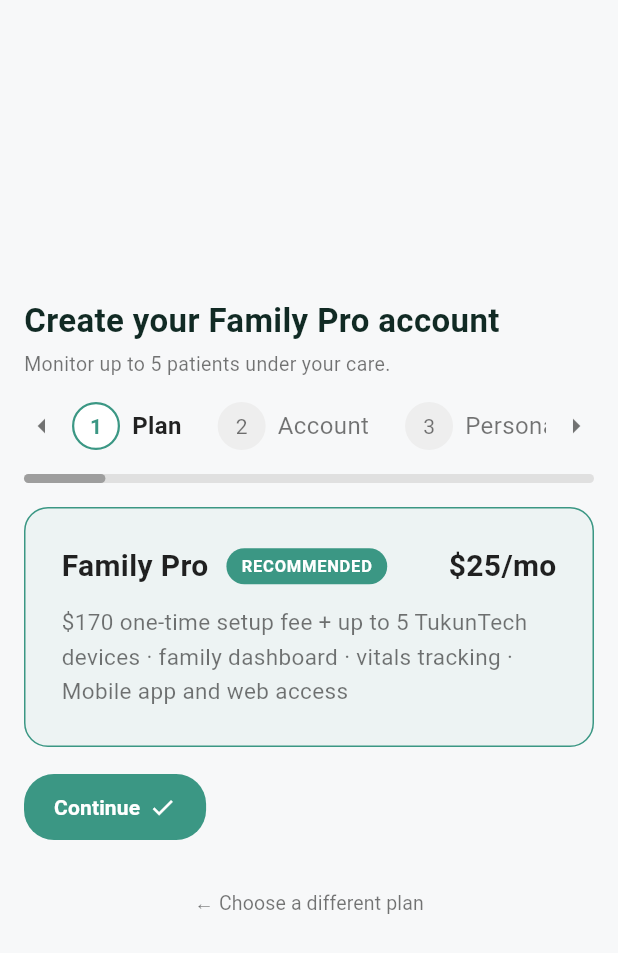
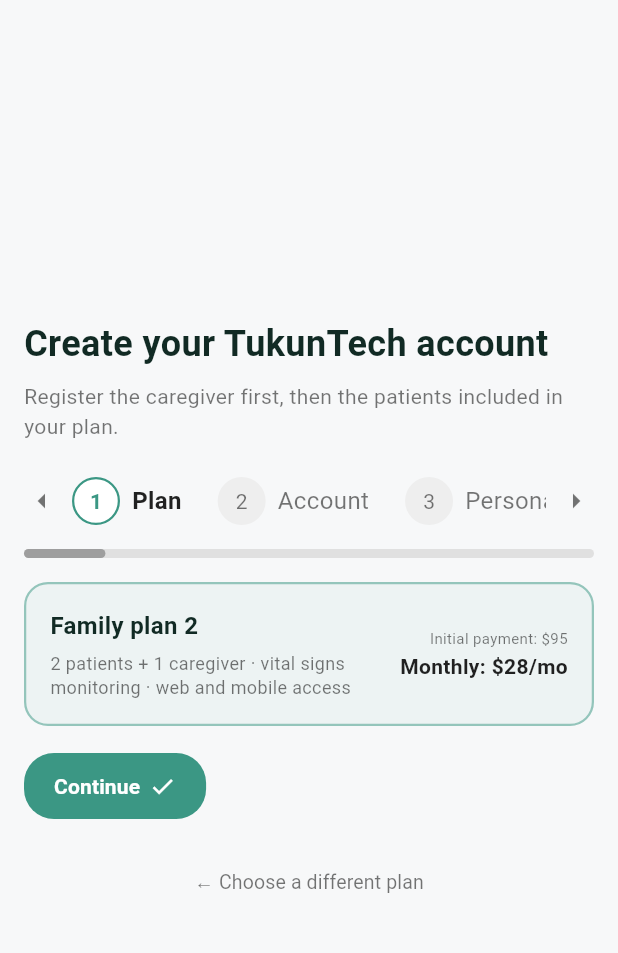
Before and after one commit to Tukuntech2025/mobileAppEmergentes, a Flutter app: the PlanSelectionPage screen opened directly, after a tap on "Individual plan", after a tap on "← Choose a different plan", after a tap on "Family plan 2", on a phone screen of 412 x 824 dp. Shown: the top 953 px of the screen. Run offline on Flutter 3.47's test engine with Material 3 defaults, Android fonts, the phone set to English and light mode, and no system bars; missing offline and left inert: dart_jsonwebtoken; network calls fail.

Commit message:
fix: arreglar pasos de planes

```diff
--- a/tukuntech/lib/features/auth/presentation/pages/caregiver_create_account_page.dart
+++ b/tukuntech/lib/features/auth/presentation/pages/caregiver_create_account_page.dart
@@ -13,7 +13,20 @@
 import 'package:dart_jsonwebtoken/dart_jsonwebtoken.dart';
 
 class CaregiverCreateAccountPage extends StatefulWidget {
-  const CaregiverCreateAccountPage({super.key});
+  final String planTitle;
+  final String planSubtitle;
+  final String initialPayment;
+  final String monthlyPayment;
+  final bool isRecommended;
+
+  const CaregiverCreateAccountPage({
+    super.key,
+    this.planTitle = 'Family plan 2',
+    this.planSubtitle = '2 patients + 1 caregiver · vital signs monitoring · web and mobile access',
+    this.initialPayment = '\$95',
+    this.monthlyPayment = '\$28/mo',
+    this.isRecommended = false,
+  });
 
   @override
   State<CaregiverCreateAccountPage> createState() => _CaregiverCreateAccountPageState();
@@ -224,22 +237,22 @@
                 crossAxisAlignment: CrossAxisAlignment.stretch,
                 children: [
                   const Text(
-                    'Create your Family Pro account',
+                    'Create your TukunTech account',
                     style: TextStyle(
-                      fontSize: 22,
+                      fontSize: 24,
                       fontWeight: FontWeight.bold,
                       color: Color(0xFF112A24),
                     ),
                   ),
-                  const SizedBox(height: 4),
+                  const SizedBox(height: 8),
                   const Text(
-                    'Monitor up to 5 patients under your care.',
+                    'Register the caregiver first, then the patients included in your plan.',
                     style: TextStyle(
-                      fontSize: 13,
+                      fontSize: 14,
                       color: Colors.black54,
                     ),
                   ),
-                  const SizedBox(height: 16),
+                  const SizedBox(height: 24),
 
                   // Steps Indicator with Arrows and Progress Bar
                   _buildStepper(primaryColor),
@@ -426,35 +439,35 @@
 
   Widget _buildPlanCard(Color primaryColor) {
     return Container(
-      padding: const EdgeInsets.all(24),
+      padding: const EdgeInsets.all(16),
       decoration: BoxDecoration(
         color: primaryColor.withOpacity(0.05),
-        border: Border.all(color: primaryColor),
+        border: Border.all(color: primaryColor.withOpacity(0.5), width: 1.5),
         borderRadius: BorderRadius.circular(16),
       ),
+      child: Row(
+        crossAxisAlignment: CrossAxisAlignment.center,
+        children: [
+          Expanded(
             child: Column(
               crossAxisAlignment: CrossAxisAlignment.start,
+              mainAxisSize: MainAxisSize.min,
               children: [
                 Row(
-            mainAxisAlignment: MainAxisAlignment.spaceBetween,
-            crossAxisAlignment: CrossAxisAlignment.start,
+                  mainAxisSize: MainAxisSize.min,
                   children: [
-              Expanded(
-                child: Wrap(
-                  spacing: 12,
-                  runSpacing: 8,
-                  crossAxisAlignment: WrapCrossAlignment.center,
-                  children: [
-                    const Text(
-                      'Family Pro',
-                      style: TextStyle(
-                        fontSize: 20,
+                    Text(
+                      widget.planTitle,
+                      style: const TextStyle(
+                        fontSize: 16,
                         fontWeight: FontWeight.bold,
-                        color: Colors.black87,
+                        color: Color(0xFF112A24),
                       ),
                     ),
+                    if (widget.isRecommended) ...[
+                      const SizedBox(width: 8),
                       Container(
-                      padding: const EdgeInsets.symmetric(horizontal: 10, vertical: 4),
+                        padding: const EdgeInsets.symmetric(horizontal: 8, vertical: 2),
                         decoration: BoxDecoration(
                           color: primaryColor,
                           borderRadius: BorderRadius.circular(12),
@@ -463,35 +476,50 @@
                           'RECOMMENDED',
                           style: TextStyle(
                             color: Colors.white,
-                          fontSize: 11,
+                            fontSize: 9,
                             fontWeight: FontWeight.bold,
                             letterSpacing: 0.5,
                           ),
                         ),
                       ),
                     ],
+                  ],
+                ),
+                const SizedBox(height: 6),
+                Text(
+                  widget.planSubtitle,
+                  style: const TextStyle(
+                    fontSize: 12,
+                    color: Colors.black54,
+                    height: 1.3,
                   ),
                 ),
-              const SizedBox(width: 8),
-              const Text(
-                '\$25/mo',
-                style: TextStyle(
-                  fontSize: 20,
+              ],
+            ),
+          ),
+          const SizedBox(width: 16),
+          Column(
+            crossAxisAlignment: CrossAxisAlignment.end,
+            mainAxisSize: MainAxisSize.min,
+            children: [
+              Text(
+                'Initial payment: ${widget.initialPayment}',
+                style: const TextStyle(
+                  fontSize: 10,
+                  color: Colors.black54,
+                ),
+              ),
+              const SizedBox(height: 2),
+              Text(
+                'Monthly: ${widget.monthlyPayment}',
+                style: const TextStyle(
+                  fontSize: 14,
                   fontWeight: FontWeight.bold,
                   color: Colors.black87,
                 ),
               ),
             ],
           ),
-          const SizedBox(height: 12),
-          const Text(
-            '\$170 one-time setup fee + up to 5 TukunTech devices · family dashboard · vitals tracking · Mobile app and web access',
-            style: TextStyle(
-              fontSize: 15,
-              color: Colors.black54,
-              height: 1.5,
-            ),
-          ),
         ],
       ),
     );
--- a/tukuntech/lib/features/auth/presentation/pages/caregiver_login_page.dart
+++ b/tukuntech/lib/features/auth/presentation/pages/caregiver_login_page.dart
@@ -1,5 +1,5 @@
 import 'package:flutter/material.dart';
-import 'package:tukuntech/features/auth/presentation/pages/caregiver_create_account_page.dart';
+import 'package:tukuntech/features/auth/presentation/pages/plan_selection_page.dart';
 import 'package:tukuntech/core/auth_store.dart';
 import 'package:tukuntech/features/caregiver/presentation/pages/caregiver_dashboard_page.dart';
 import 'dart:convert';
@@ -331,7 +331,7 @@
                         onPressed: () {
                           Navigator.push(
                             context,
-                            MaterialPageRoute(builder: (context) => const CaregiverCreateAccountPage()),
+                            MaterialPageRoute(builder: (context) => const PlanSelectionPage()),
                           );
                         },
                         style: TextButton.styleFrom(
--- a/tukuntech/lib/features/auth/presentation/pages/patient_create_account_page.dart
+++ b/tukuntech/lib/features/auth/presentation/pages/patient_create_account_page.dart
@@ -12,7 +12,20 @@
 import 'package:http/http.dart' as http;
 
 class PatientCreateAccountPage extends StatefulWidget {
-  const PatientCreateAccountPage({super.key});
+  final String planTitle;
+  final String planSubtitle;
+  final String initialPayment;
+  final String monthlyPayment;
+  final bool isRecommended;
+
+  const PatientCreateAccountPage({
+    super.key,
+    this.planTitle = 'Individual plan',
+    this.planSubtitle = '1 patient + 1 caregiver · vital signs monitoring · web and mobile access',
+    this.initialPayment = '\$50',
+    this.monthlyPayment = '\$15/mo',
+    this.isRecommended = false,
+  });
 
   @override
   State<PatientCreateAccountPage> createState() => _PatientCreateAccountPageState();
@@ -24,8 +37,6 @@
   List<String> get _stepNames => const [
     'Plan', 'Account', 'Personal', 'Address', 'Delivery', 'Payment', 'Done'
   ];
-
-  int _selectedPlanIndex = 0; // 0 for Personal, 1 for Personal Plus
 
   final _emailController = TextEditingController();
   final _passwordController = TextEditingController();
@@ -203,7 +214,7 @@
                   ),
                   const SizedBox(height: 24),
                   const Text(
-                    'Create your patient account',
+                    'Create your TukunTech account',
                     style: TextStyle(
                       fontSize: 24,
                       fontWeight: FontWeight.bold,
@@ -212,7 +223,7 @@
                   ),
                   const SizedBox(height: 8),
                   const Text(
-                    'Subscribe to activate your TukunTech.',
+                    'Register the caregiver first, then the patients included in your plan.',
                     style: TextStyle(
                       fontSize: 14,
                       color: Colors.black54,
@@ -226,15 +237,7 @@
                   const SizedBox(height: 24),
 
                   if (_currentStep == 0) ...[
-                    _buildPlanCard(
-                      title: 'Individual',
-                      price: '\$15/mo',
-                      description: '\$90 one-time setup fee + 1 TukunTech device · vitals · reminders',
-                      isRecommended: true,
-                      isSelected: _selectedPlanIndex == 0,
-                      onTap: () => setState(() => _selectedPlanIndex = 0),
-                      primaryColor: primaryColor,
-                    ),
+                    _buildPlanCard(primaryColor),
                   ]
                   else if (_currentStep == 1) StepAccount(
                     onContinue: _nextStep,
@@ -272,7 +275,7 @@
                   if (_currentStep == 0) ...[
                     // Continue Button
                     Align(
-                      alignment: Alignment.centerRight,
+                      alignment: Alignment.centerLeft,
                       child: ElevatedButton(
                         onPressed: _nextStep,
                         style: ElevatedButton.styleFrom(
@@ -387,47 +390,40 @@
     );
   }
 
-  Widget _buildPlanCard({
-    required String title,
-    required String price,
-    required String description,
-    required bool isRecommended,
-    required bool isSelected,
-    required VoidCallback onTap,
-    required Color primaryColor,
-  }) {
-    return GestureDetector(
-      onTap: onTap,
-      child: Container(
+  Widget _buildPlanCard(Color primaryColor) {
+    return Container(
       padding: const EdgeInsets.all(16),
       decoration: BoxDecoration(
-          color: isSelected ? primaryColor.withOpacity(0.05) : Colors.white,
-          border: Border.all(color: isSelected ? primaryColor : Colors.grey.shade300, width: isSelected ? 1.5 : 1),
+        color: primaryColor.withOpacity(0.05),
+        border: Border.all(color: primaryColor.withOpacity(0.5), width: 1.5),
         borderRadius: BorderRadius.circular(16),
       ),
+      child: Row(
+        crossAxisAlignment: CrossAxisAlignment.center,
+        children: [
+          Expanded(
             child: Column(
               crossAxisAlignment: CrossAxisAlignment.start,
+              mainAxisSize: MainAxisSize.min,
               children: [
                 Row(
-              mainAxisAlignment: MainAxisAlignment.spaceBetween,
-              children: [
-                Row(
+                  mainAxisSize: MainAxisSize.min,
                   children: [
                     Text(
-                      title,
+                      widget.planTitle,
                       style: const TextStyle(
                         fontSize: 16,
                         fontWeight: FontWeight.bold,
-                        color: Colors.black87,
+                        color: Color(0xFF112A24),
                       ),
                     ),
-                    if (isRecommended) ...[
+                    if (widget.isRecommended) ...[
                       const SizedBox(width: 8),
                       Container(
-                        padding: const EdgeInsets.symmetric(horizontal: 8, vertical: 3),
+                        padding: const EdgeInsets.symmetric(horizontal: 8, vertical: 2),
                         decoration: BoxDecoration(
                           color: primaryColor,
-                          borderRadius: BorderRadius.circular(10),
+                          borderRadius: BorderRadius.circular(12),
                         ),
                         child: const Text(
                           'RECOMMENDED',
@@ -442,26 +438,42 @@
                     ],
                   ],
                 ),
+                const SizedBox(height: 6),
                 Text(
-                  price,
+                  widget.planSubtitle,
                   style: const TextStyle(
-                    fontSize: 16,
+                    fontSize: 12,
+                    color: Colors.black54,
+                    height: 1.3,
+                  ),
+                ),
+              ],
+            ),
+          ),
+          const SizedBox(width: 16),
+          Column(
+            crossAxisAlignment: CrossAxisAlignment.end,
+            mainAxisSize: MainAxisSize.min,
+            children: [
+              Text(
+                'Initial payment: ${widget.initialPayment}',
+                style: const TextStyle(
+                  fontSize: 10,
+                  color: Colors.black54,
+                ),
+              ),
+              const SizedBox(height: 2),
+              Text(
+                'Monthly: ${widget.monthlyPayment}',
+                style: const TextStyle(
+                  fontSize: 14,
                   fontWeight: FontWeight.bold,
                   color: Colors.black87,
                 ),
               ),
             ],
           ),
-            const SizedBox(height: 8),
-            Text(
-              description,
-              style: const TextStyle(
-                fontSize: 13,
-                color: Colors.black54,
-              ),
-            ),
         ],
-        ),
       ),
     );
   }
--- a/tukuntech/lib/features/auth/presentation/pages/plan_selection_page.dart
+++ b/tukuntech/lib/features/auth/presentation/pages/plan_selection_page.dart
@@ -78,7 +78,12 @@
                         Navigator.pushReplacement(
                           context,
                           MaterialPageRoute(
-                            builder: (context) => const CaregiverCreateAccountPage(),
+                            builder: (context) => const CaregiverCreateAccountPage(
+                              planTitle: 'Family plan 2',
+                              planSubtitle: '2 patients + 1 caregiver · vital signs monitoring · web and mobile access',
+                              initialPayment: '\$95',
+                              monthlyPayment: '\$28/mo',
+                            ),
                           ),
                         );
                       },
@@ -99,7 +104,13 @@
                         Navigator.pushReplacement(
                           context,
                           MaterialPageRoute(
-                            builder: (context) => const CaregiverCreateAccountPage(),
+                            builder: (context) => const CaregiverCreateAccountPage(
+                              planTitle: 'Family plan 3',
+                              planSubtitle: '3 patients + 1 caregiver · vital signs monitoring · web and mobile access',
+                              initialPayment: '\$140',
+                              monthlyPayment: '\$40/mo',
+                              isRecommended: true,
+                            ),
                           ),
                         );
                       },
@@ -120,7 +131,12 @@
                         Navigator.pushReplacement(
                           context,
                           MaterialPageRoute(
-                            builder: (context) => const CaregiverCreateAccountPage(),
+                            builder: (context) => const CaregiverCreateAccountPage(
+                              planTitle: 'Family plan 4',
+                              planSubtitle: '4 patients + 1 caregiver · vital signs monitoring · web and mobile access',
+                              initialPayment: '\$180',
+                              monthlyPayment: '\$52/mo',
+                            ),
                           ),
                         );
                       },
@@ -141,7 +157,12 @@
                         Navigator.pushReplacement(
                           context,
                           MaterialPageRoute(
-                            builder: (context) => const CaregiverCreateAccountPage(),
+                            builder: (context) => const CaregiverCreateAccountPage(
+                              planTitle: 'Family plan 5',
+                              planSubtitle: '5 patients + 1 caregiver · vital signs monitoring · web and mobile access',
+                              initialPayment: '\$215',
+                              monthlyPayment: '\$62/mo',
+                            ),
                           ),
                         );
                       },
```
Lines whose indentation alone changed are shown as unchanged.
